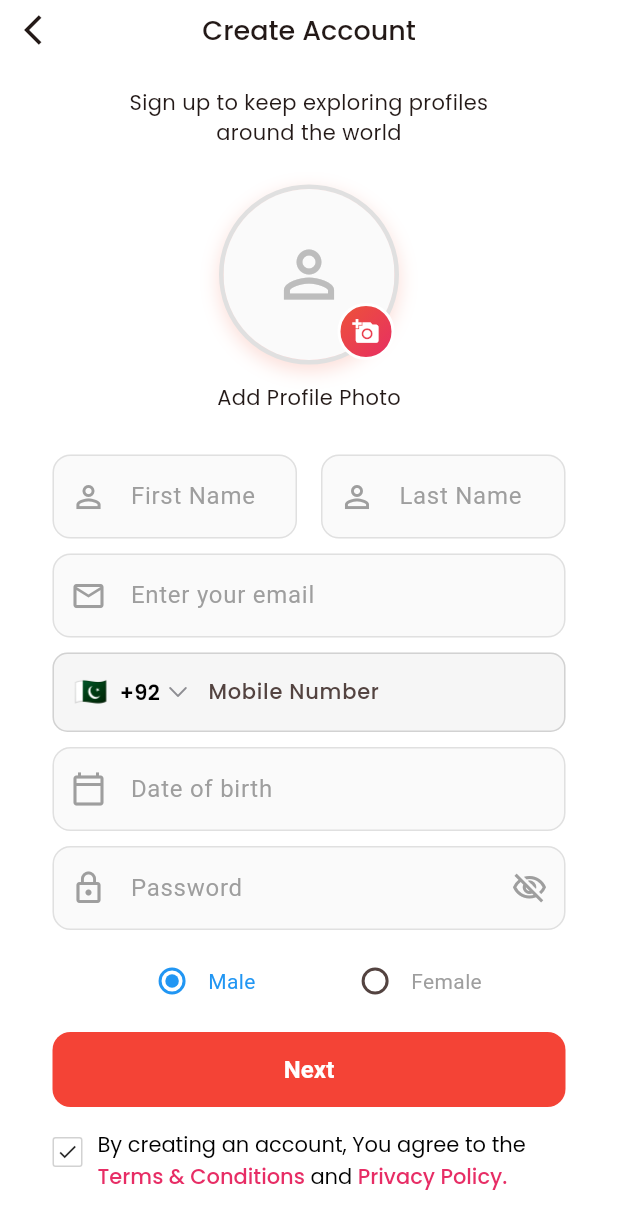
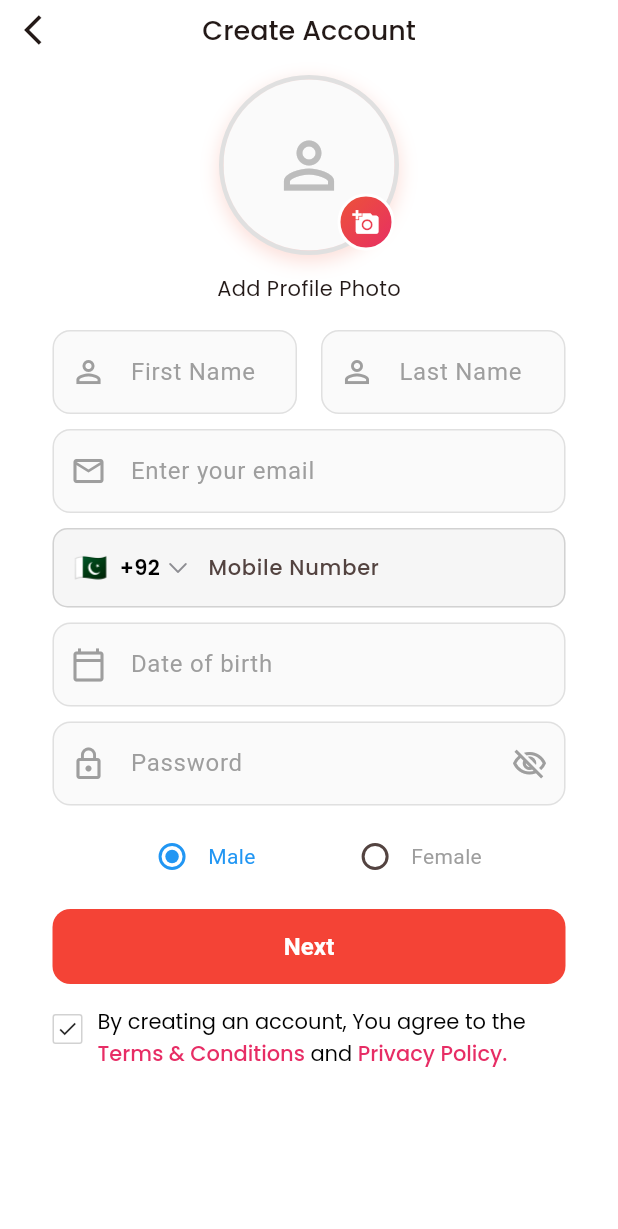
Before and after one commit to Hamid-Raza-22/assaan_rishta, a Flutter app: the SignupView screen opened by its route, on a phone screen of 412 x 824 dp. Shown: the top 1229 px of the screen. Run offline on Flutter 3.47's test engine with Material 3 defaults, Android fonts, the phone set to English and light mode, and no system bars; drawn by our look-alikes of intl_phone_field; our stand-ins replace animated_custom_dropdown, app_links, cached_network_image, card_swiper, cloud_firestore, confetti and 36 more; missing offline and left inert: flutter_inappwebview, gal, gif_view, video_thumbnail; accounts and stored records are empty; network calls fail.

Commit message:
Refactor: Enhance Signup Flow & Add Profile Blur Toggle
This commit introduces a "Profile Picture Blur" toggle on the signup screen for female users, improves the post-signup "Awaiting Approval" screen for better user guidance, and includes several UI and backend logic refinements.

### Key Changes:

**1. Feature: Profile Picture Blur on Signup**
-   **`signup_view.dart` & `signup_viewmodel.dart`**: A "Profile Picture Blur" `CupertinoSwitch` is now displayed on the initial signup screen, but only when the user selects "Female" as their gender.
-   **`profile_photo_picker.dart`**: The photo picker widget now visually blurs the selected profile image in real-time when the blur toggle is enabled, providing immediate feedback to the user.
-   **`basic_info_view.dart`**: The blur toggle has been removed from this subsequent step to centralize it on the main signup page.

**2. Refactor: "Awaiting Approval" Screen**
-   **`signup_viewmodel.dart`**: The post-signup dialog has been completely redesigned for a better user experience:
    -   It is now non-dismissible to ensure the user sees the information.
    -   Added clear instructional text in both English and Urdu.
    -   Displays the support team's call hours (9 AM - 6 PM, Mon-Sat).
    -   The "Continue as Guest" button now correctly navigates the user to the home screen in guest mode and shows a snackbar explaining their status.

**3. Fix & Refinements**
-   **`end_points.dart`**: Corrected the logic for fetching profiles (`GetAllProfiles` and `GetAllFeaturedProfiles`) to ensure the user's ID is sent when logged in and `0` is sent for guest users, preventing potential data inconsistencies.
-   **`contact_us_view.dart`**: Updated the contact hours to correctly state "Monday - Saturday".
-   **`signup_view.dart`**: Cleaned up the UI by removing commented-out title text and adjusting spacing.
-   **`app_utils.dart`**: Minor code cleanup in the `sanitizeImageUrl` function.

```diff
--- a/lib/app/views/signup/address_preferences_view.dart
+++ b/lib/app/views/signup/address_preferences_view.dart
@@ -31,7 +31,7 @@ class AddressPreferencesView extends GetView<SignupViewModel> {
             child: ListView(
               padding: const EdgeInsets.symmetric(horizontal: 30),
               children: [
-                const SizedBox(height: 30),
+                // const SizedBox(height: 10),
                 const Row(
                   mainAxisAlignment: MainAxisAlignment.center,
                   children: [
--- a/lib/app/views/signup/signup_view.dart
+++ b/lib/app/views/signup/signup_view.dart
@@ -48,35 +48,35 @@ SignupView({super.key});
           child: Column(
             crossAxisAlignment: CrossAxisAlignment.start,
             children: [
-              Center(
-                // child: Text(
-                //   'Create Account',
-                //   style: TextStyle(
-                //     fontSize: 28,
-                //     fontWeight: FontWeight.bold,
-                //     color: Colors.black,
-                //   ),
-                // ),
-              ),
-              SizedBox(height: 8),
-              Center(
-                child: AppText(
-                  text: 'Sign up to keep exploring profiles\naround the world',
-                  // style: TextStyle(
-                  //   fontSize: 16,
-                  //   color: Colors.grey[600],
-                  //   height: 1.4,
-                  // ),
-                  textAlign: TextAlign.center,
-                ),
-              ),
-              SizedBox(height: 25),
+              // Center(
+              //   // child: Text(
+              //   //   'Create Account',
+              //   //   style: TextStyle(
+              //   //     fontSize: 28,
+              //   //     fontWeight: FontWeight.bold,
+              //   //     color: Colors.black,
+              //   //   ),
+              //   // ),
+              // ),
+              // SizedBox(height: 8),
+              // Center(
+              //   child: AppText(
+              //     text: 'Sign up to keep exploring profiles\naround the world',
+              //     // style: TextStyle(
+              //     //   fontSize: 16,
+              //     //   color: Colors.grey[600],
+              //     //   height: 1.4,
+              //     // ),
+              //     textAlign: TextAlign.center,
+              //   ),
+              // ),
+              // SizedBox(height: 25),
 
               // Profile Photo Picker
               Center(
                 child: ProfilePhotoPicker(controller: controller),
               ),
-              SizedBox(height: 20),
+              SizedBox(height: 10),
 
               Row(
                 children: [
@@ -273,6 +273,67 @@ SignupView({super.key});
               SizedBox(height: 10),
 
               GenderSelector(controller: controller),
+              SizedBox(height: 1),
+              // Profile Blur Switch - Only visible for Female users
+              Obx(() => controller.selectedGender.value == 'Female'
+                  ? Container(
+                padding: const EdgeInsets.symmetric(horizontal: 20, vertical: 3),
+                // decoration: BoxDecoration(
+                //   color: AppColors.fillFieldColor,
+                //   borderRadius: BorderRadius.circular(12),
+                //   border: Border.all(color: AppColors.borderColor),
+                // ),
+                child: Row(
+                  mainAxisAlignment: MainAxisAlignment.spaceBetween,
+                  children: [
+                    Row(
+                      children: [
+                        Icon(
+                          Icons.hide_image_outlined,
+                          color: Colors.grey,
+                          size: 22,
+                        ),
+                        const SizedBox(width: 12),
+                        Column(
+                          crossAxisAlignment: CrossAxisAlignment.start,
+                          children: [
+                            AppText(
+                              text: 'Profile Picture Blur',
+                              fontSize: 15,
+                              fontWeight: FontWeight.w300,
+                              // style: TextStyle(
+                              //   fontSize: 14,
+                              //   fontWeight: FontWeight.w600,
+                              //   color: Colors.black87,
+                              // ),
+                            ),
+                            // const SizedBox(height: 2),
+                            // Text(
+                            //   'Hide your photo from others',
+                            //   style: TextStyle(
+                            //     fontSize: 11,
+                            //     color: Colors.grey[600],
+                            //   ),
+                            // ),
+                          ],
+                        ),
+                      ],
+                    ),
+
+                   CupertinoSwitch(
+                        value: controller.isProfileBlur.value,
+                        onChanged: (value) {
+                          controller.isProfileBlur.value = value;
+                        },
+                        activeColor: AppColors.primaryColor,
+                        dragStartBehavior: DragStartBehavior.start,
+                      ),
+
+                  ],
+                ),
+              )
+                  : const SizedBox.shrink(),
+              ),
               SizedBox(height: 10),
 
               Obx(
--- a/lib/app/views/signup/widgets/profile_photo_picker.dart
+++ b/lib/app/views/signup/widgets/profile_photo_picker.dart
@@ -1,4 +1,5 @@
 import 'dart:io';
+import 'dart:ui';
 import 'package:flutter/material.dart';
 import 'package:get/get.dart';
 import '../../../utils/app_colors.dart';
@@ -52,11 +53,35 @@ class ProfilePhotoPicker extends StatelessWidget {
                 // Profile photo or placeholder
                 ClipOval(
                   child: controller.profilePhoto.value != null
-                      ? Image.file(
-                          controller.profilePhoto.value!,
+                      ? SizedBox(
                           width: 120,
                           height: 120,
-                          fit: BoxFit.cover,
+                          child: Stack(
+                            fit: StackFit.expand,
+                            children: [
+                              Image.file(
+                                controller.profilePhoto.value!,
+                                width: 120,
+                                height: 120,
+                                fit: BoxFit.cover,
+                              ),
+                              // Apply blur effect when isProfileBlur is true
+                              if (controller.isProfileBlur.value)
+                                ClipRect(
+                                  child: BackdropFilter(
+                                    filter: ImageFilter.blur(
+                                      sigmaX: 10.0,
+                                      sigmaY: 10.0,
+                                    ),
+                                    child: Container(
+                                      decoration: BoxDecoration(
+                                        color: Colors.white.withOpacity(0.1),
+                                      ),
+                                    ),
+                                  ),
+                                ),
+                            ],
+                          ),
                         )
                       : Container(
                           width: 120,
```
Also changed, not shown: lib/app/core/services/network_services/end_points.dart (+6 -5 lines), lib/app/viewmodels/signup_viewmodel.dart (+40 -2 lines), lib/app/views/profile/contact_us/contact_us_view.dart (+2 -7 lines), lib/app/views/signup/basic_info_view.dart (+56 -56 lines), lib/app/utils/app_utils.dart (line endings or trailing spaces).
